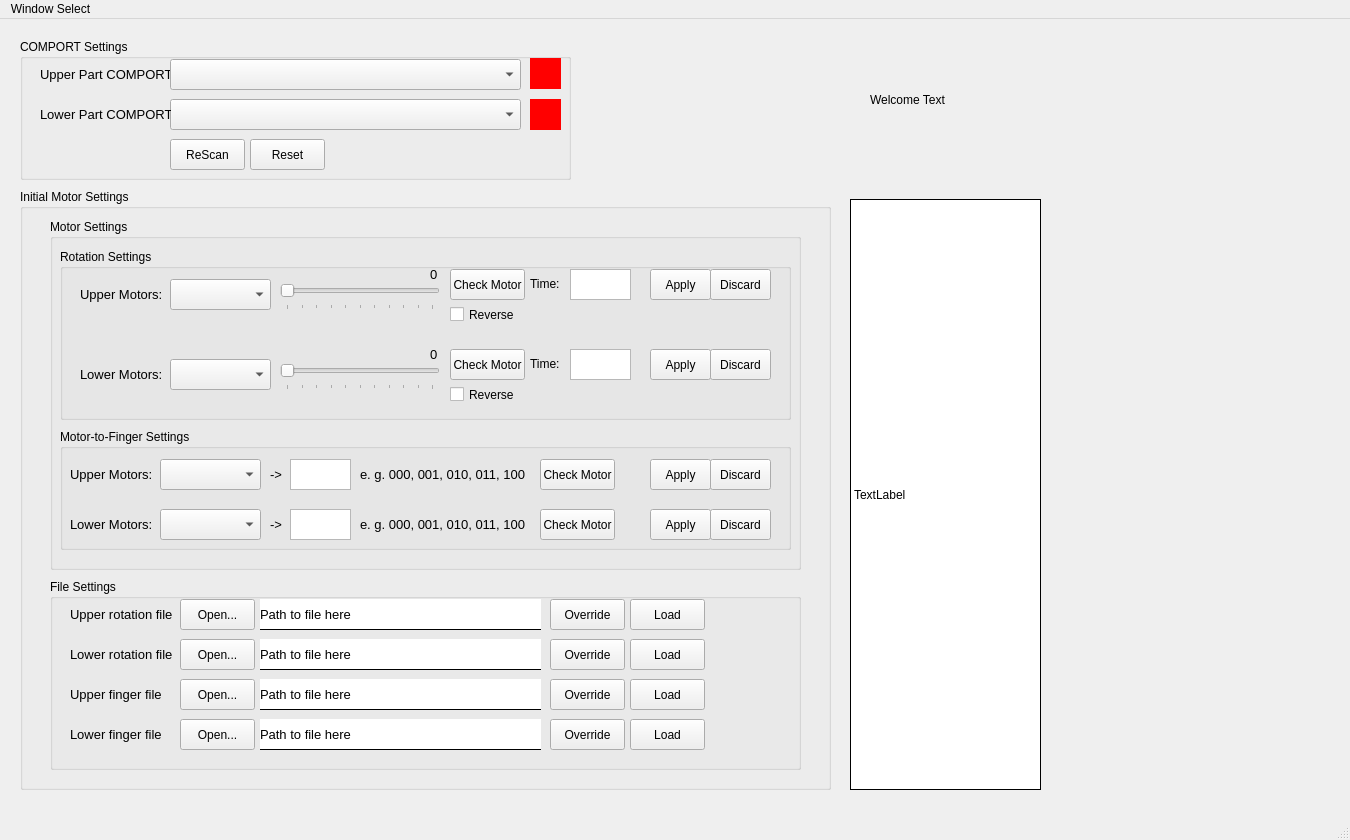
First picture: the form in src/PyQT-version/UIs/MainWindow.ui, repository ValUtukin/CyberMed, before the edit.
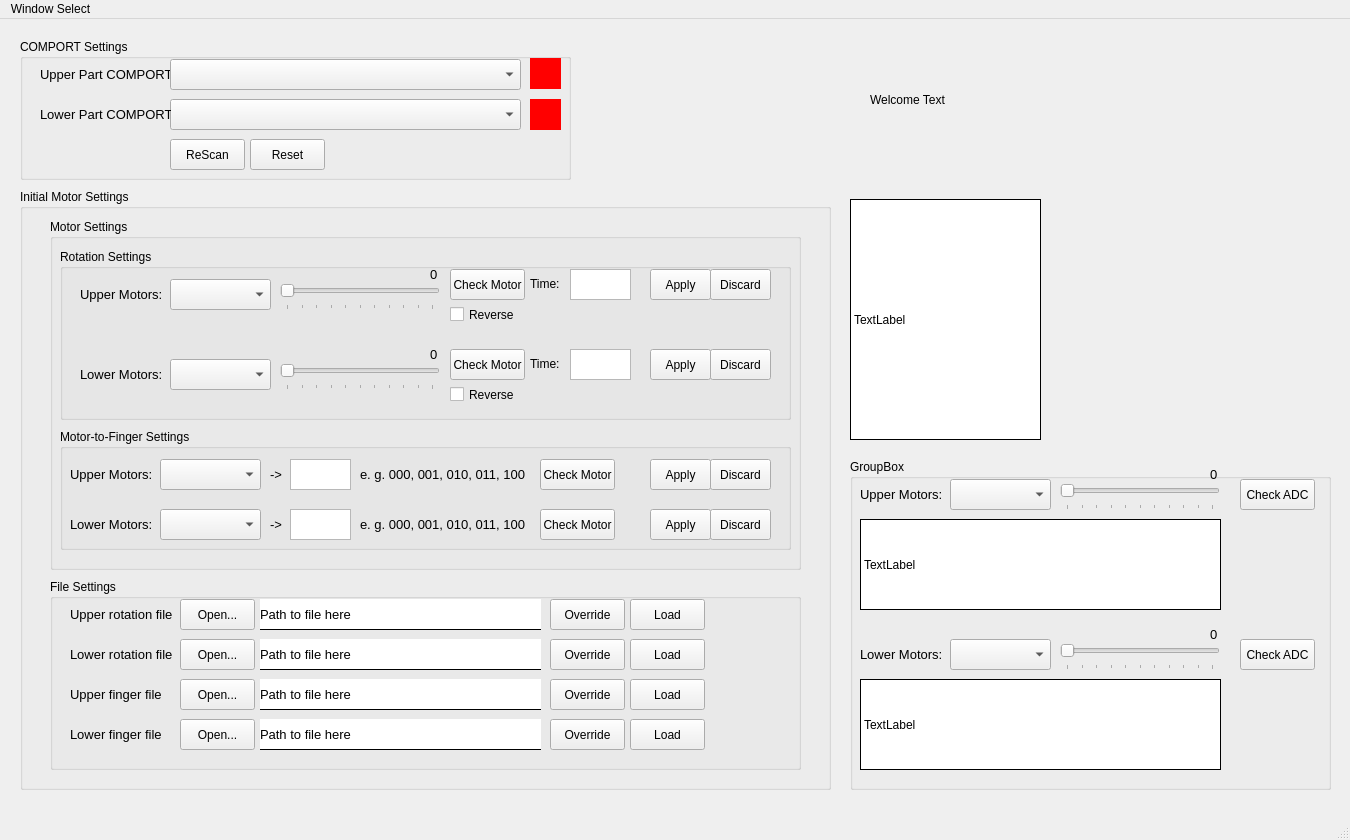
Second picture: the form after the edit.

Commit message: Add express ADC-testing

Patch:
```diff
--- a/src/PyQT-version/UIs/MainWindow.ui
+++ b/src/PyQT-version/UIs/MainWindow.ui
@@ -965,7 +965,7 @@
         <x>840</x>
         <y>170</y>
         <width>191</width>
-        <height>591</height>
+        <height>241</height>
        </rect>
       </property>
       <property name="styleSheet">
@@ -976,6 +976,195 @@
        <string>TextLabel</string>
       </property>
      </widget>
+     <widget class="QGroupBox" name="adc_testing_groupBox">
+      <property name="geometry">
+       <rect>
+        <x>840</x>
+        <y>430</y>
+        <width>481</width>
+        <height>331</height>
+       </rect>
+      </property>
+      <property name="title">
+       <string>GroupBox</string>
+      </property>
+      <widget class="QLabel" name="upper_motor_adc_test_label">
+       <property name="geometry">
+        <rect>
+         <x>10</x>
+         <y>20</y>
+         <width>91</width>
+         <height>31</height>
+        </rect>
+       </property>
+       <property name="text">
+        <string>&lt;html&gt;&lt;head/&gt;&lt;body&gt;&lt;p&gt;&lt;span style=&quot; font-size:10pt;&quot;&gt;Upper Motors:&lt;/span&gt;&lt;/p&gt;&lt;/body&gt;&lt;/html&gt;</string>
+       </property>
+      </widget>
+      <widget class="QLabel" name="lower_motor_adc_test_label">
+       <property name="geometry">
+        <rect>
+         <x>10</x>
+         <y>180</y>
+         <width>91</width>
+         <height>31</height>
+        </rect>
+       </property>
+       <property name="text">
+        <string>&lt;html&gt;&lt;head/&gt;&lt;body&gt;&lt;p&gt;&lt;span style=&quot; font-size:10pt;&quot;&gt;Lower Motors:&lt;/span&gt;&lt;/p&gt;&lt;/body&gt;&lt;/html&gt;</string>
+       </property>
+      </widget>
+      <widget class="QComboBox" name="upper_motors_adc_test_comboBox">
+       <property name="geometry">
+        <rect>
+         <x>100</x>
+         <y>20</y>
+         <width>101</width>
+         <height>31</height>
+        </rect>
+       </property>
+      </widget>
+      <widget class="QComboBox" name="lower_motors_adc_test_comboBox">
+       <property name="geometry">
+        <rect>
+         <x>100</x>
+         <y>180</y>
+         <width>101</width>
+         <height>31</height>
+        </rect>
+       </property>
+      </widget>
+      <widget class="QSlider" name="upper_motor_adc_test_pwm_scale">
+       <property name="geometry">
+        <rect>
+         <x>210</x>
+         <y>20</y>
+         <width>160</width>
+         <height>31</height>
+        </rect>
+       </property>
+       <property name="maximum">
+        <number>100</number>
+       </property>
+       <property name="orientation">
+        <enum>Qt::Horizontal</enum>
+       </property>
+       <property name="tickPosition">
+        <enum>QSlider::TicksBelow</enum>
+       </property>
+       <property name="tickInterval">
+        <number>10</number>
+       </property>
+      </widget>
+      <widget class="QSlider" name="lower_motor_adc_test_pwm_scale">
+       <property name="geometry">
+        <rect>
+         <x>210</x>
+         <y>180</y>
+         <width>160</width>
+         <height>31</height>
+        </rect>
+       </property>
+       <property name="maximum">
+        <number>100</number>
+       </property>
+       <property name="orientation">
+        <enum>Qt::Horizontal</enum>
+       </property>
+       <property name="tickPosition">
+        <enum>QSlider::TicksBelow</enum>
+       </property>
+       <property name="tickInterval">
+        <number>10</number>
+       </property>
+      </widget>
+      <widget class="QLabel" name="upper_motor_adc_test_pwm_label">
+       <property name="geometry">
+        <rect>
+         <x>360</x>
+         <y>0</y>
+         <width>21</width>
+         <height>31</height>
+        </rect>
+       </property>
+       <property name="text">
+        <string>&lt;html&gt;&lt;head/&gt;&lt;body&gt;&lt;p&gt;&lt;span style=&quot; font-size:10pt;&quot;&gt;0&lt;/span&gt;&lt;/p&gt;&lt;/body&gt;&lt;/html&gt;</string>
+       </property>
+      </widget>
+      <widget class="QLabel" name="lower_motor_adc_test_pwm_label">
+       <property name="geometry">
+        <rect>
+         <x>360</x>
+         <y>160</y>
+         <width>21</width>
+         <height>31</height>
+        </rect>
+       </property>
+       <property name="text">
+        <string>&lt;html&gt;&lt;head/&gt;&lt;body&gt;&lt;p&gt;&lt;span style=&quot; font-size:10pt;&quot;&gt;0&lt;/span&gt;&lt;/p&gt;&lt;/body&gt;&lt;/html&gt;</string>
+       </property>
+      </widget>
+      <widget class="QLabel" name="upper_adc_test_data_label">
+       <property name="geometry">
+        <rect>
+         <x>10</x>
+         <y>60</y>
+         <width>361</width>
+         <height>91</height>
+        </rect>
+       </property>
+       <property name="styleSheet">
+        <string notr="true">border-style: solid;border-color: rgb(0, 0, 0);border-width: 1px;
+background-color: white; text-align: justify; text-justify: inter-word;</string>
+       </property>
+       <property name="text">
+        <string>TextLabel</string>
+       </property>
+      </widget>
+      <widget class="QLabel" name="lower_adc_test_data_label">
+       <property name="geometry">
+        <rect>
+         <x>10</x>
+         <y>220</y>
+         <width>361</width>
+         <height>91</height>
+        </rect>
+       </property>
+       <property name="styleSheet">
+        <string notr="true">border-style: solid;border-color: rgb(0, 0, 0);border-width: 1px;
+background-color: white; text-align: justify; text-justify: inter-word;</string>
+       </property>
+       <property name="text">
+        <string>TextLabel</string>
+       </property>
+      </widget>
+      <widget class="QPushButton" name="upper_check_adc_btn">
+       <property name="geometry">
+        <rect>
+         <x>390</x>
+         <y>20</y>
+         <width>75</width>
+         <height>31</height>
+        </rect>
+       </property>
+       <property name="text">
+        <string>Check ADC</string>
+       </property>
+      </widget>
+      <widget class="QPushButton" name="lower_check_adc_btn">
+       <property name="geometry">
+        <rect>
+         <x>390</x>
+         <y>180</y>
+         <width>75</width>
+         <height>31</height>
+        </rect>
+       </property>
+       <property name="text">
+        <string>Check ADC</string>
+       </property>
+      </widget>
+     </widget>
     </widget>
     <widget class="QWidget" name="page_2"/>
    </widget>
```
The commit also changes 7 other files.
